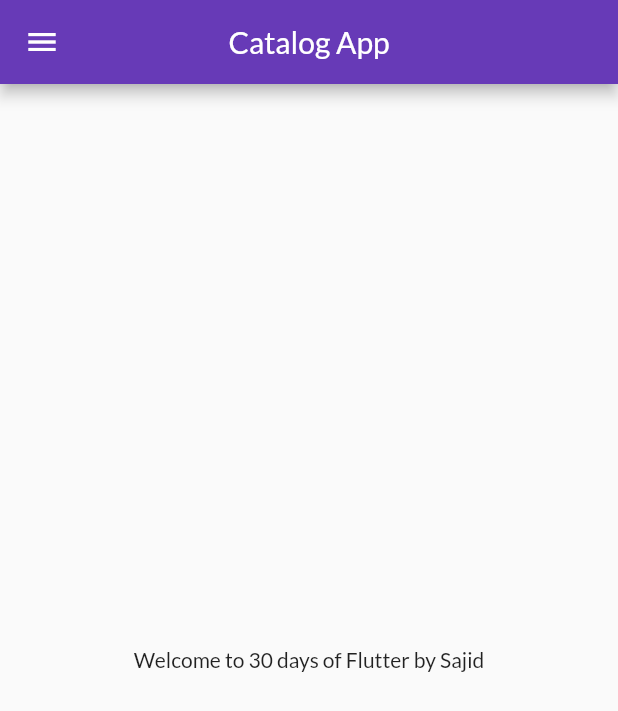
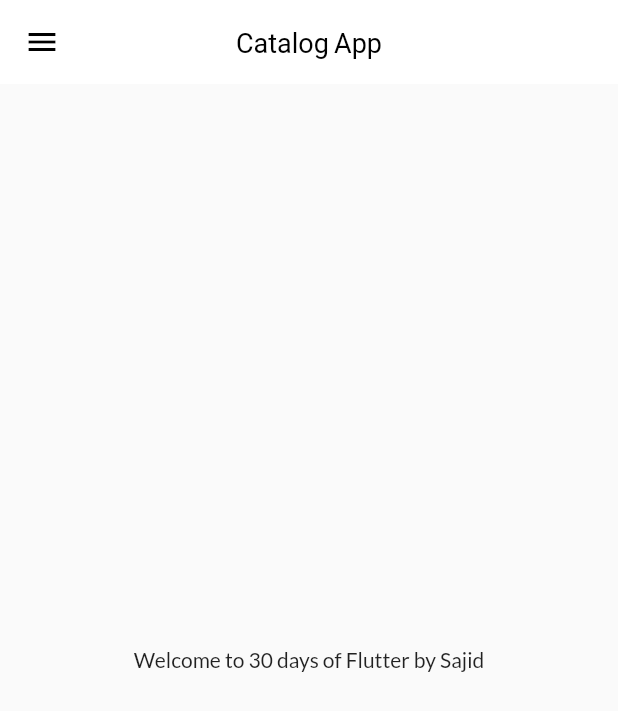
Before and after one commit to iamsajid-aa/30daysofFlutter, a Flutter app: the screen it shows after launch, on a phone screen of 412 x 824 dp. Shown: the top 711 px of the screen. Run offline on Flutter 3.47's test engine with Material 2 defaults, Android fonts, the phone set to English and light mode, and no system bars; our stand-ins replace google_fonts.

Commit message:
themedata extracted

```diff
--- a/lib/main.dart
+++ b/lib/main.dart
@@ -2,6 +2,7 @@ import 'package:flutter/material.dart';
 import 'package:flutter_catelogue/pages/home_page.dart';
 import 'package:flutter_catelogue/pages/login_page.dart';
 import 'package:flutter_catelogue/utils/routes.dart';
+import 'package:flutter_catelogue/widgets/themes.dart';
 import 'package:google_fonts/google_fonts.dart';
 
 void main() {
@@ -14,14 +15,8 @@ class MyApp extends StatelessWidget {
     return MaterialApp(
       debugShowCheckedModeBanner: false,
       themeMode: ThemeMode.light,
-      theme: ThemeData(
-        primarySwatch: Colors.deepPurple,
-        fontFamily: GoogleFonts.lato().fontFamily,
-      ),
-      darkTheme: ThemeData(
-        primarySwatch: Colors.red,
-        brightness: Brightness.dark,
-      ),
+      theme: MyTheme.lightTheme,
+      darkTheme: MyTheme.darkTheme,
       initialRoute: MyRoutes.homeRoute,
       routes: {
         "/": (context) => LoginPage(),
--- /dev/null
+++ b/lib/widgets/themes.dart
@@ -0,0 +1,21 @@
+import 'package:flutter/material.dart';
+import 'package:google_fonts/google_fonts.dart';
+
+class MyTheme {
+  static ThemeData get lightTheme => ThemeData(
+      primarySwatch: Colors.deepPurple,
+      fontFamily: GoogleFonts.lato().fontFamily,
+      appBarTheme: AppBarTheme(
+        elevation: 0,
+        color: Colors.white,
+        iconTheme: IconThemeData(color: Colors.black),
+        titleTextStyle: TextStyle(
+          color: Colors.black,
+          fontSize: 18,
+        ),
+      ));
+
+  static ThemeData get darkTheme => ThemeData(
+        brightness: Brightness.dark,
+      );
+}
```
